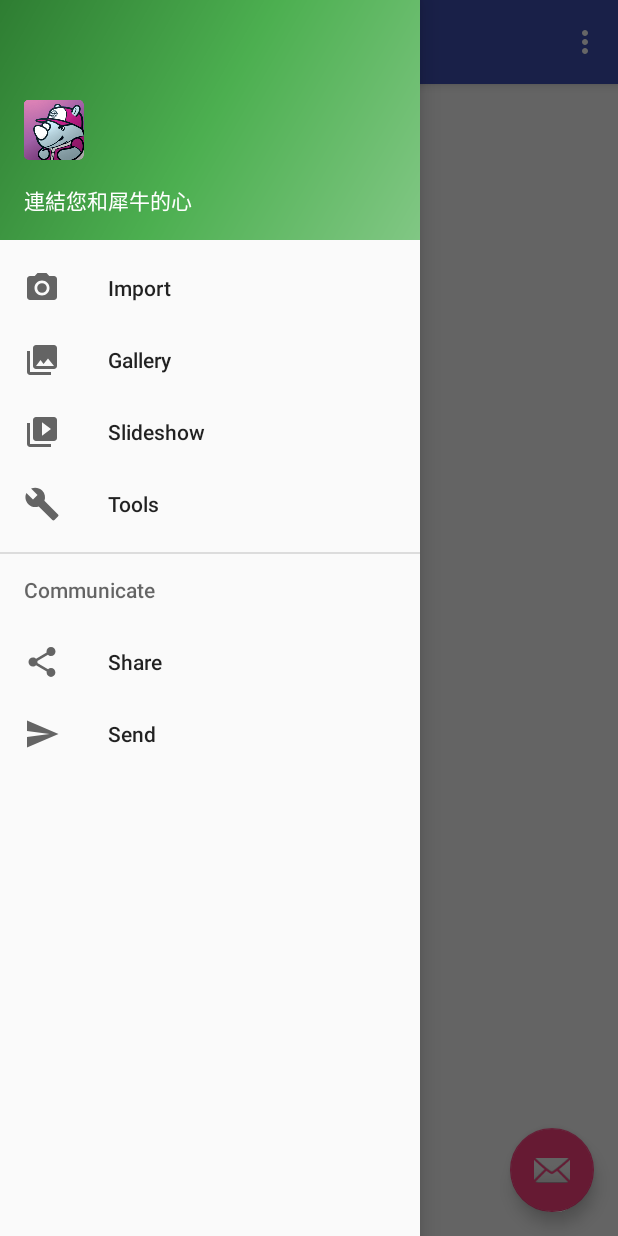
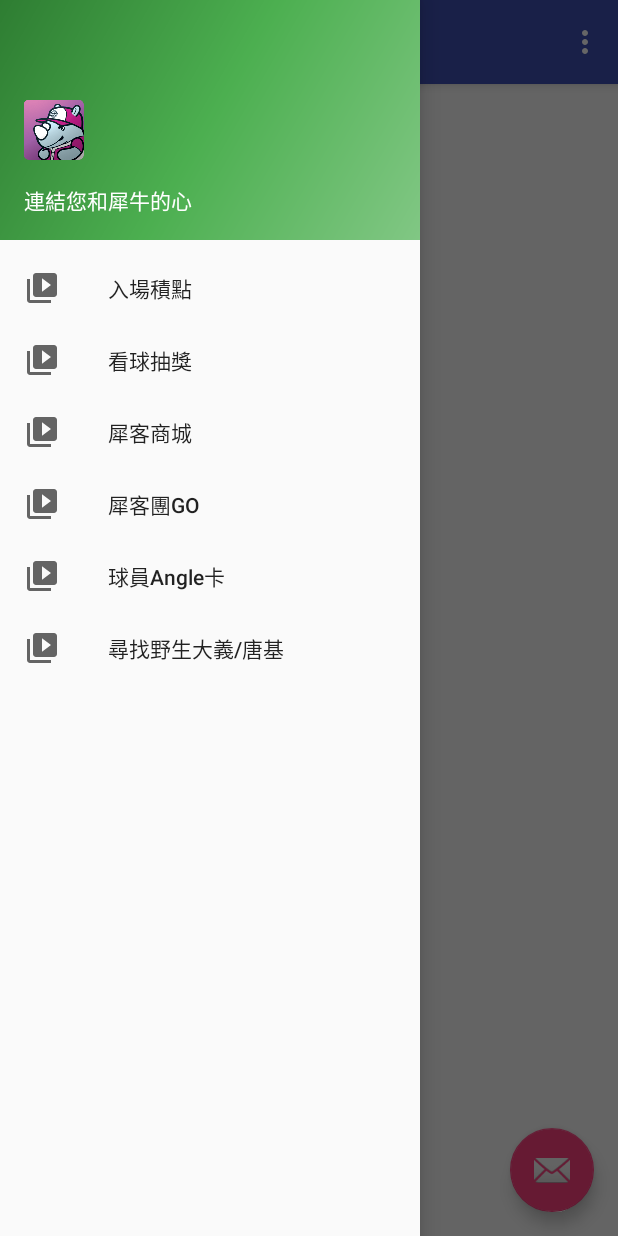
Before and after one commit to soon530/rhinos-android, an Android app: the screen it shows after launch (MainActivity), with the side drawer open, on a phone screen of 412 x 824 dp. Run offline under Robolectric (Android 15) with nearby library versions, the phone set to English and light mode, and no system bars.

Commit message:
Done! the menu feature.

```diff
--- a/app/src/main/res/menu/activity_main_drawer.xml
+++ b/app/src/main/res/menu/activity_main_drawer.xml
@@ -3,34 +3,31 @@
 
     <group android:checkableBehavior="single">
         <item
-            android:id="@+id/nav_camera"
-            android:icon="@drawable/ic_menu_camera"
-            android:title="Import" />
+            android:id="@+id/nav_point"
+            android:icon="@drawable/ic_menu_slideshow"
+            android:title="入場積點" />
         <item
-            android:id="@+id/nav_gallery"
-            android:icon="@drawable/ic_menu_gallery"
-            android:title="Gallery" />
+            android:id="@+id/nav_award"
+            android:icon="@drawable/ic_menu_slideshow"
+            android:title="看球抽獎" />
         <item
-            android:id="@+id/nav_slideshow"
+            android:id="@+id/nav_store"
             android:icon="@drawable/ic_menu_slideshow"
-            android:title="Slideshow" />
+            android:title="犀客商城" />
         <item
-            android:id="@+id/nav_manage"
-            android:icon="@drawable/ic_menu_manage"
-            android:title="Tools" />
+            android:id="@+id/nav_group"
+            android:icon="@drawable/ic_menu_slideshow"
+            android:title="犀客團GO" />
+
+        <item
+            android:id="@+id/nav_card"
+            android:icon="@drawable/ic_menu_slideshow"
+            android:title="球員Angle卡" />
+
+        <item
+            android:id="@+id/nav_find"
+            android:icon="@drawable/ic_menu_slideshow"
+            android:title="尋找野生大義/唐基" />
     </group>
 
-    <item android:title="Communicate">
-        <menu>
-            <item
-                android:id="@+id/nav_share"
-                android:icon="@drawable/ic_menu_share"
-                android:title="Share" />
-            <item
-                android:id="@+id/nav_send"
-                android:icon="@drawable/ic_menu_send"
-                android:title="Send" />
-        </menu>
-    </item>
-
 </menu>
```
Also changed, not shown: app/src/main/java/tw/com/rhinos/MainActivity.java (+24 -9 lines).
